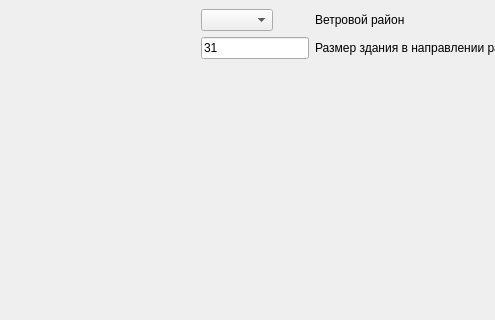
Above: windLoad.ui from GBerezin/WindLoadGUI before the change; both pictures show x 0 to 495 and y 0 to 320 of the 800 by 600 pixel window. Below: the same form after it.
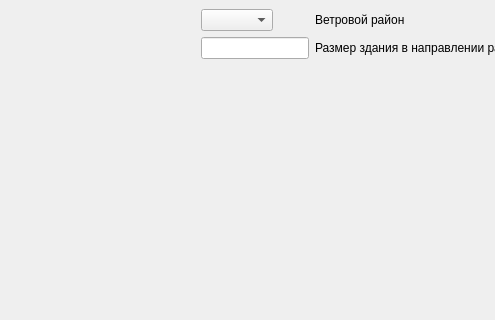
That is the form after the change. Icons and pictures are not drawn.

```diff
--- a/windLoad.ui
+++ b/windLoad.ui
@@ -69,7 +69,7 @@
          </size>
         </property>
         <property name="text">
-         <string>31</string>
+         <string/>
         </property>
        </widget>
       </item>
```
Left out of the diff: 1 changed line with no effect on the pictures.
